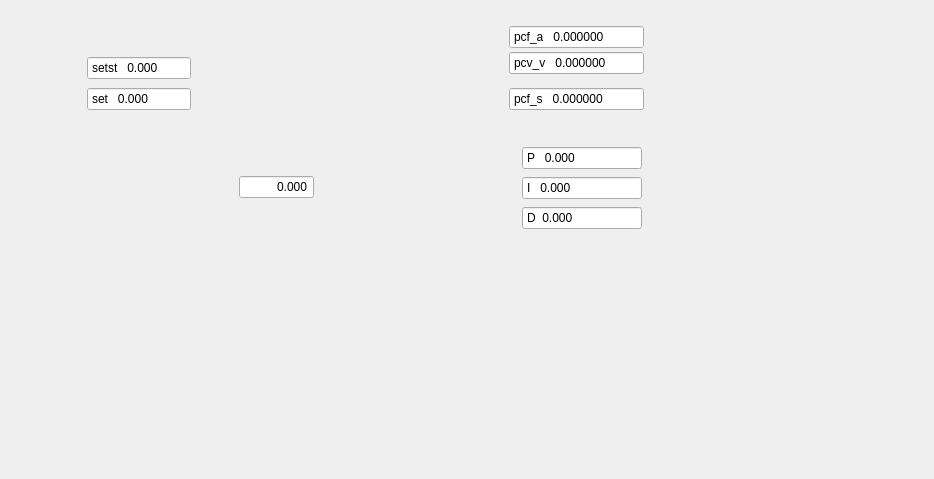
piezosystemjena/PiSoWorks, file pysoworks/nv200_controller_widget.ui: the form before one commit.
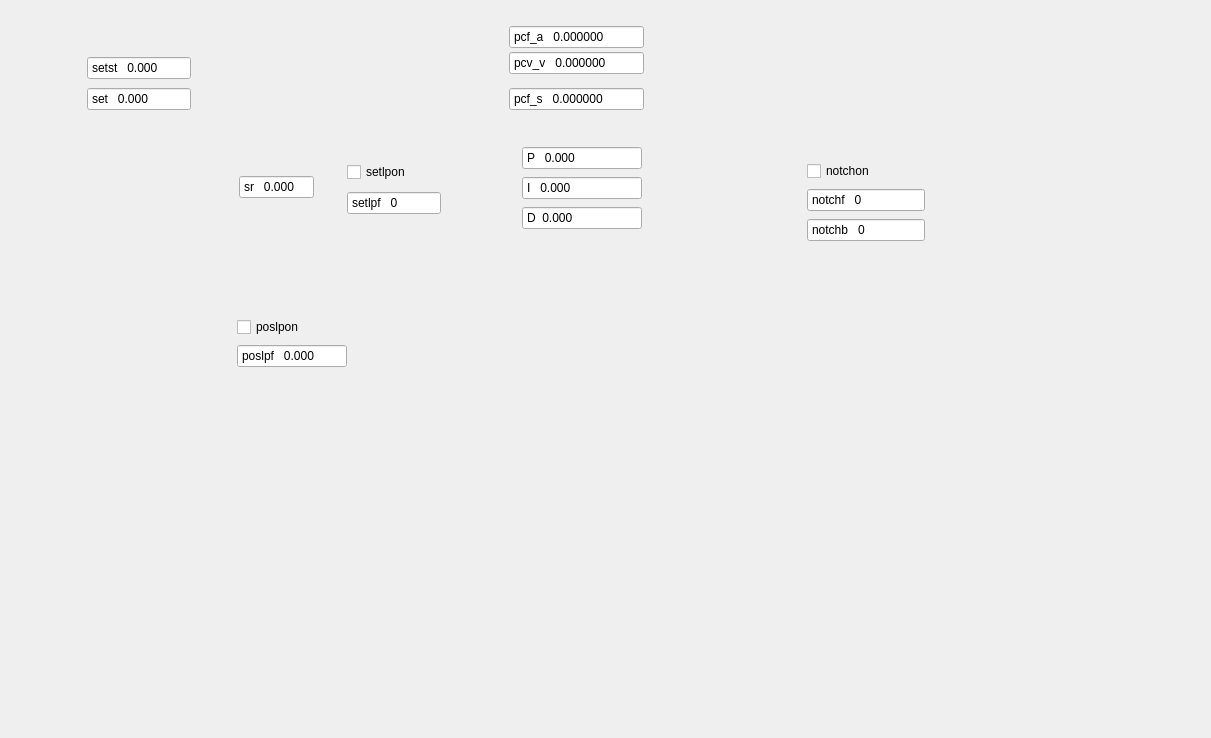
The form after the commit. Icons and pictures are not drawn.

Commit message: Improved the nv200 settings widget with the graphical controller structure

The edit to the form file:
```diff
--- a/pysoworks/nv200_controller_widget.ui
+++ b/pysoworks/nv200_controller_widget.ui
@@ -6,8 +6,8 @@
    <rect>
     <x>0</x>
     <y>0</y>
-    <width>934</width>
-    <height>479</height>
+    <width>1211</width>
+    <height>738</height>
    </rect>
   </property>
   <property name="windowTitle">
@@ -32,59 +32,7 @@
    <property name="spacing">
     <number>0</number>
    </property>
-   <item row="1" column="3">
-    <spacer name="horizontalSpacer">
-     <property name="orientation">
-      <enum>Qt::Orientation::Horizontal</enum>
-     </property>
-     <property name="sizeHint" stdset="0">
-      <size>
-       <width>10</width>
-       <height>20</height>
-      </size>
-     </property>
-    </spacer>
-   </item>
-   <item row="1" column="0">
-    <spacer name="horizontalSpacer_2">
-     <property name="orientation">
-      <enum>Qt::Orientation::Horizontal</enum>
-     </property>
-     <property name="sizeHint" stdset="0">
-      <size>
-       <width>1</width>
-       <height>20</height>
-      </size>
-     </property>
-    </spacer>
-   </item>
-   <item row="0" column="1" colspan="2">
-    <spacer name="verticalSpacer">
-     <property name="orientation">
-      <enum>Qt::Orientation::Vertical</enum>
-     </property>
-     <property name="sizeHint" stdset="0">
-      <size>
-       <width>931</width>
-       <height>5</height>
-      </size>
-     </property>
-    </spacer>
-   </item>
-   <item row="3" column="1" colspan="2">
-    <spacer name="verticalSpacer_2">
-     <property name="orientation">
-      <enum>Qt::Orientation::Vertical</enum>
-     </property>
-     <property name="sizeHint" stdset="0">
-      <size>
-       <width>20</width>
-       <height>10</height>
-      </size>
-     </property>
-    </spacer>
-   </item>
-   <item row="1" column="1" rowspan="2" colspan="2">
+   <item row="0" column="0" rowspan="2" colspan="2">
     <widget class="QFrame" name="controllerStrcutureFrame">
      <property name="sizePolicy">
       <sizepolicy hsizetype="Fixed" vsizetype="Fixed">
@@ -175,11 +123,14 @@
        </sizepolicy>
       </property>
       <property name="alignment">
-       <set>Qt::AlignmentFlag::AlignRight|Qt::AlignmentFlag::AlignTrailing|Qt::AlignmentFlag::AlignVCenter</set>
+       <set>Qt::AlignmentFlag::AlignLeading|Qt::AlignmentFlag::AlignLeft|Qt::AlignmentFlag::AlignVCenter</set>
       </property>
       <property name="buttonSymbols">
        <enum>QAbstractSpinBox::ButtonSymbols::NoButtons</enum>
       </property>
+      <property name="prefix">
+       <string>sr   </string>
+      </property>
       <property name="decimals">
        <number>3</number>
       </property>
@@ -352,8 +303,158 @@
        <number>3</number>
       </property>
      </widget>
+     <widget class="QSpinBox" name="spinBox">
+      <property name="geometry">
+       <rect>
+        <x>347</x>
+        <y>191</y>
+        <width>94</width>
+        <height>24</height>
+       </rect>
+      </property>
+      <property name="buttonSymbols">
+       <enum>QAbstractSpinBox::ButtonSymbols::NoButtons</enum>
+      </property>
+      <property name="prefix">
+       <string>setlpf   </string>
+      </property>
+     </widget>
+     <widget class="QCheckBox" name="checkBox">
+      <property name="geometry">
+       <rect>
+        <x>347</x>
+        <y>162</y>
+        <width>96</width>
+        <height>20</height>
+       </rect>
+      </property>
+      <property name="text">
+       <string>setlpon</string>
+      </property>
+      <property name="toggleSwitch" stdset="0">
+       <bool>true</bool>
+      </property>
+     </widget>
+     <widget class="QCheckBox" name="checkBox_2">
+      <property name="geometry">
+       <rect>
+        <x>807</x>
+        <y>161</y>
+        <width>96</width>
+        <height>20</height>
+       </rect>
+      </property>
+      <property name="text">
+       <string>notchon</string>
+      </property>
+      <property name="toggleSwitch" stdset="0">
+       <bool>true</bool>
+      </property>
+     </widget>
+     <widget class="QSpinBox" name="spinBox_2">
+      <property name="geometry">
+       <rect>
+        <x>807</x>
+        <y>188</y>
+        <width>118</width>
+        <height>24</height>
+       </rect>
+      </property>
+      <property name="buttonSymbols">
+       <enum>QAbstractSpinBox::ButtonSymbols::NoButtons</enum>
+      </property>
+      <property name="prefix">
+       <string>notchf   </string>
+      </property>
+     </widget>
+     <widget class="QSpinBox" name="spinBox_3">
+      <property name="geometry">
+       <rect>
+        <x>807</x>
+        <y>218</y>
+        <width>118</width>
+        <height>24</height>
+       </rect>
+      </property>
+      <property name="buttonSymbols">
+       <enum>QAbstractSpinBox::ButtonSymbols::NoButtons</enum>
+      </property>
+      <property name="prefix">
+       <string>notchb   </string>
+      </property>
+     </widget>
+     <widget class="QCheckBox" name="checkBox_3">
+      <property name="geometry">
+       <rect>
+        <x>237</x>
+        <y>317</y>
+        <width>105</width>
+        <height>20</height>
+       </rect>
+      </property>
+      <property name="text">
+       <string>poslpon</string>
+      </property>
+      <property name="toggleSwitch" stdset="0">
+       <bool>true</bool>
+      </property>
+     </widget>
+     <widget class="QDoubleSpinBox" name="pEdit_2">
+      <property name="geometry">
+       <rect>
+        <x>237</x>
+        <y>344</y>
+        <width>110</width>
+        <height>24</height>
+       </rect>
+      </property>
+      <property name="sizePolicy">
+       <sizepolicy hsizetype="Fixed" vsizetype="Fixed">
+        <horstretch>0</horstretch>
+        <verstretch>0</verstretch>
+       </sizepolicy>
+      </property>
+      <property name="alignment">
+       <set>Qt::AlignmentFlag::AlignLeading|Qt::AlignmentFlag::AlignLeft|Qt::AlignmentFlag::AlignVCenter</set>
+      </property>
+      <property name="buttonSymbols">
+       <enum>QAbstractSpinBox::ButtonSymbols::NoButtons</enum>
+      </property>
+      <property name="prefix">
+       <string>poslpf   </string>
+      </property>
+      <property name="decimals">
+       <number>3</number>
+      </property>
+     </widget>
     </widget>
    </item>
+   <item row="0" column="2">
+    <spacer name="horizontalSpacer">
+     <property name="orientation">
+      <enum>Qt::Orientation::Horizontal</enum>
+     </property>
+     <property name="sizeHint" stdset="0">
+      <size>
+       <width>10</width>
+       <height>20</height>
+      </size>
+     </property>
+    </spacer>
+   </item>
+   <item row="2" column="0" colspan="2">
+    <spacer name="verticalSpacer_2">
+     <property name="orientation">
+      <enum>Qt::Orientation::Vertical</enum>
+     </property>
+     <property name="sizeHint" stdset="0">
+      <size>
+       <width>20</width>
+       <height>10</height>
+      </size>
+     </property>
+    </spacer>
+   </item>
   </layout>
  </widget>
  <resources>
```
The commit also changes 9 other files.
